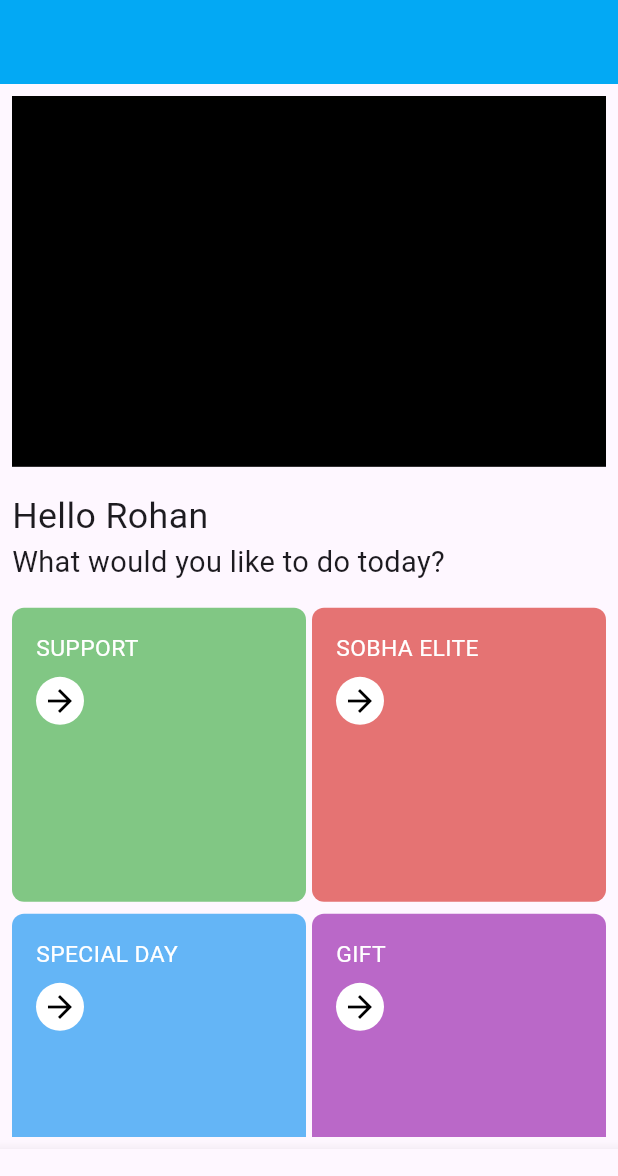
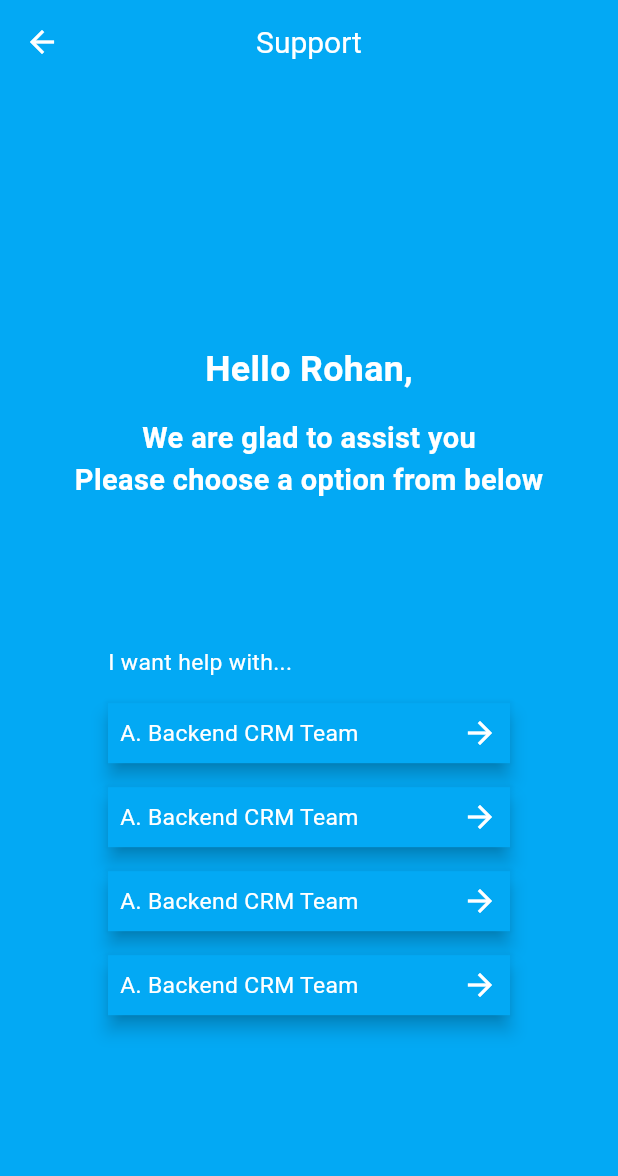
Before and after one commit to sanjayvramani/tbreeapp, a Flutter app: the DashboardPage screen opened directly, after a tap on "SUPPORT", on a phone screen of 412 x 824 dp. Shown: the top 1176 px of the screen. Run offline on Flutter 3.47's test engine with Material 3 defaults, Android fonts, the phone set to English and light mode, and no system bars; our stand-ins replace get_it, responsive_sizer.

Commit message:
support page done

```diff
--- a/lib/features/dashboard/dashboard_page.dart
+++ b/lib/features/dashboard/dashboard_page.dart
@@ -2,6 +2,7 @@
 import 'package:responsive_sizer/responsive_sizer.dart';
 import 'package:tbreeapp/features/elite_program/elite_program_widget.dart';
 import 'package:tbreeapp/features/setting_page/setting_page.dart';
+import 'package:tbreeapp/features/support_page/support_page.dart';
 import 'package:tbreeapp/services/navigator_service.dart';
 
 import '../../services/locator_service.dart';
@@ -15,6 +16,8 @@
 }
 
 class _DashboardPageState extends State<DashboardPage> {
+
+  int _currentIndex = 0;
 
   final List<DashboardSectionItemModel> lstSection = [
     DashboardSectionItemModel(title: 'SUPPORT',
@@ -38,7 +41,7 @@
   Widget build(BuildContext context) {
     return Scaffold(
       appBar: AppBar(
-        backgroundColor: Colors.lightBlue,
+        elevation: 5.0,
       ),
       body: Container(
         padding: const EdgeInsets.all(8.0),
@@ -65,7 +68,11 @@
                   final model = lstSection[index];
                   return GestureDetector(
                     onTap: (){
-                      if(index==1)
+                      if(index==0)
+                      {
+                        locator<NavigatorService>().navigatePush(widget: const SupportPage());
+                      }
+                      else if(index==1)
                       {
                         locator<NavigatorService>().navigatePush(widget: const EliteProgramPage());
                       }
@@ -110,11 +117,21 @@
         ),
       ),
       bottomNavigationBar: BottomNavigationBar(
+        currentIndex: _currentIndex,
+        onTap: (index){
 
-        onTap: (index){
           if(index==3)
           {
             locator<NavigatorService>().navigatePush(widget: const SettingPage());
+          }
+          else
+          {
+            if(_currentIndex!=index)
+          {
+            setState(() {
+              _currentIndex = index;
+            });
+          }
           }
         },
         items: const [
--- a/lib/features/elite_program/elite_program_widget.dart
+++ b/lib/features/elite_program/elite_program_widget.dart
@@ -24,7 +24,6 @@
     return Scaffold(
       backgroundColor: Colors.white,
       appBar: AppBar(
-        backgroundColor: Colors.lightBlue,
         title: const Text('Shobha Elite'),
       ),
       body: Padding(padding: const EdgeInsets.all(8.0),
--- a/lib/features/login_page/login_page.dart
+++ b/lib/features/login_page/login_page.dart
@@ -16,7 +16,6 @@
     return Scaffold(
       backgroundColor: Colors.lightBlue,
       appBar: AppBar(
-        backgroundColor: Colors.transparent,
         leading: IconButton(onPressed: (){
           Navigator.pop(context);
         }, icon: const Icon(Icons.arrow_back_ios,color: Colors.white,)),
--- a/lib/features/myapp/my_app.dart
+++ b/lib/features/myapp/my_app.dart
@@ -1,5 +1,7 @@
 
+import 'package:flutter/cupertino.dart';
 import 'package:flutter/material.dart';
+import 'package:flutter/widgets.dart';
 import 'package:responsive_sizer/responsive_sizer.dart';
 import 'package:tbreeapp/features/dashboard/dashboard_page.dart';
 import '../../services/locator_service.dart';
@@ -18,8 +20,38 @@
       theme: ThemeData(
         colorScheme: ColorScheme.fromSeed(seedColor: Colors.deepPurple),
         useMaterial3: true,
+        appBarTheme: const AppBarTheme(
+          centerTitle: true,
+          backgroundColor: Colors.lightBlue,
+          iconTheme: IconThemeData(
+            color: Colors.white
+          ),
+          titleTextStyle: TextStyle(
+            color: Colors.white,
+            fontSize: 20.0
+          )
+        ),
+        bottomNavigationBarTheme:  BottomNavigationBarThemeData(
+          selectedIconTheme: const IconThemeData(
+            color: Colors.lightBlue
+          ),
+          unselectedIconTheme: IconThemeData(
+            color: Colors.grey.shade800
+          ),
+          selectedLabelStyle: const TextStyle(
+            color: Colors.lightBlue
+          ),
+          selectedItemColor: Colors.lightBlue,
+          unselectedItemColor: Colors.grey.shade800,
+          unselectedLabelStyle: TextStyle(
+            color: Colors.grey.shade800
+          ),
+          showSelectedLabels: true,
+          showUnselectedLabels: true
+        )
       ),
       debugShowCheckedModeBanner: false,
+
       //home: const DashboardPage(),
       home: const MyHomePage(title: 'Flutter Demo Home Page'),
       navigatorKey: locator<NavigatorService>().navigatorKey,
--- a/lib/features/setting_page/setting_page.dart
+++ b/lib/features/setting_page/setting_page.dart
@@ -15,7 +15,6 @@
       backgroundColor: Colors.lightBlue,
       appBar: AppBar(
         title: const Text('Settings'),
-        backgroundColor: Colors.lightBlue,
       ),
       body:  Padding(
         padding:  const EdgeInsets.all(16.0),
--- /dev/null
+++ b/lib/features/support_page/support_page.dart
@@ -0,0 +1,122 @@
+import 'package:flutter/material.dart';
+import 'package:responsive_sizer/responsive_sizer.dart';
+
+class SupportPage extends StatefulWidget {
+  const SupportPage({super.key});
+
+  @override
+  State<SupportPage> createState() => _SupportPageState();
+}
+
+class _SupportPageState extends State<SupportPage> {
+  @override
+  Widget build(BuildContext context) {
+    return Scaffold(
+      backgroundColor: Colors.lightBlue,
+      appBar: AppBar(
+        //elevation: 5.0,
+        title: const Text('Support'),
+      ),
+      body: Padding(padding: const EdgeInsets.all(8.0),
+      child: Column(
+        children: [
+          SizedBox(
+            height: 20.h,
+          ),
+           Text('Hello Rohan,',style: TextStyle(fontSize: 20.sp,color: Colors.white, fontWeight: FontWeight.bold),),
+          const SizedBox(height: 16.0,),
+           Text('We are glad to assist you',style: TextStyle(fontSize: 18.sp,color: Colors.white,fontWeight: FontWeight.bold),),
+           Text('Please choose a option from below',style: TextStyle(fontSize: 18.sp,color: Colors.white,fontWeight: FontWeight.bold),),
+          const SizedBox(height: 96.0,),
+
+           Padding(padding:  const EdgeInsets.symmetric(horizontal: 64.0),
+          child: Column(
+            crossAxisAlignment: CrossAxisAlignment.start,
+            children: [
+               Text('I want help with...',style: TextStyle(color: Colors.white,fontSize: 16.sp),),
+           const SizedBox(height: 16.0,),
+           Card(
+            elevation: 5.0,
+            margin:  const EdgeInsets.all(0.0),
+            color:  Colors.lightBlue,
+            shape: const RoundedRectangleBorder(
+              borderRadius: BorderRadius.all(Radius.zero)
+            ),
+            child: Padding(
+              padding: const EdgeInsets.all(8.0),
+              child: Row(
+                mainAxisAlignment: MainAxisAlignment.spaceBetween,
+                children: [
+                  Text('A. Backend CRM Team',style: TextStyle(color: Colors.white,fontSize: 16.sp),),
+                  const Icon(Icons.arrow_forward,color: Colors.white)
+                ],
+              ),
+            ),
+           ),
+           const SizedBox(height: 16.0,),
+           Card(
+            elevation: 5.0,
+            margin:  const EdgeInsets.all(0.0),
+            color:  Colors.lightBlue,
+            shape: const RoundedRectangleBorder(
+              borderRadius: BorderRadius.all(Radius.zero)
+            ),
+            child: Padding(
+              padding: const EdgeInsets.all(8.0),
+              child: Row(
+                mainAxisAlignment: MainAxisAlignment.spaceBetween,
+                children: [
+                  Text('A. Backend CRM Team',style: TextStyle(color: Colors.white,fontSize: 16.sp),),
+                  const Icon(Icons.arrow_forward,color: Colors.white)
+                ],
+              ),
+            ),
+           ),
+           const SizedBox(height: 16.0,),
+           Card(
+            elevation: 5.0,
+            margin:  const EdgeInsets.all(0.0),
+            color:  Colors.lightBlue,
+            shape: const RoundedRectangleBorder(
+              borderRadius: BorderRadius.all(Radius.zero)
+            ),
+            child: Padding(
+              padding: const EdgeInsets.all(8.0),
+              child: Row(
+                mainAxisAlignment: MainAxisAlignment.spaceBetween,
+                children: [
+                  Text('A. Backend CRM Team',style: TextStyle(color: Colors.white,fontSize: 16.sp),),
+                  const Icon(Icons.arrow_forward,color: Colors.white)
+                ],
+              ),
+            ),
+           ),
+           const SizedBox(height: 16.0,),
+           Card(
+            elevation: 5.0,
+            margin:  const EdgeInsets.all(0.0),
+            color:  Colors.lightBlue,
+            shape: const RoundedRectangleBorder(
+              borderRadius: BorderRadius.all(Radius.zero)
+            ),
+            child: Padding(
+              padding: const EdgeInsets.all(8.0),
+              child: Row(
+                mainAxisAlignment: MainAxisAlignment.spaceBetween,
+                children: [
+                  Text('A. Backend CRM Team',style: TextStyle(color: Colors.white,fontSize: 16.sp),),
+                  const Icon(Icons.arrow_forward,color: Colors.white,)
+                ],
+              ),
+            ),
+           ),
+
+            ],
+          ),)
+
+
+        ],
+      ),),
+    );
+  }
+}
```
